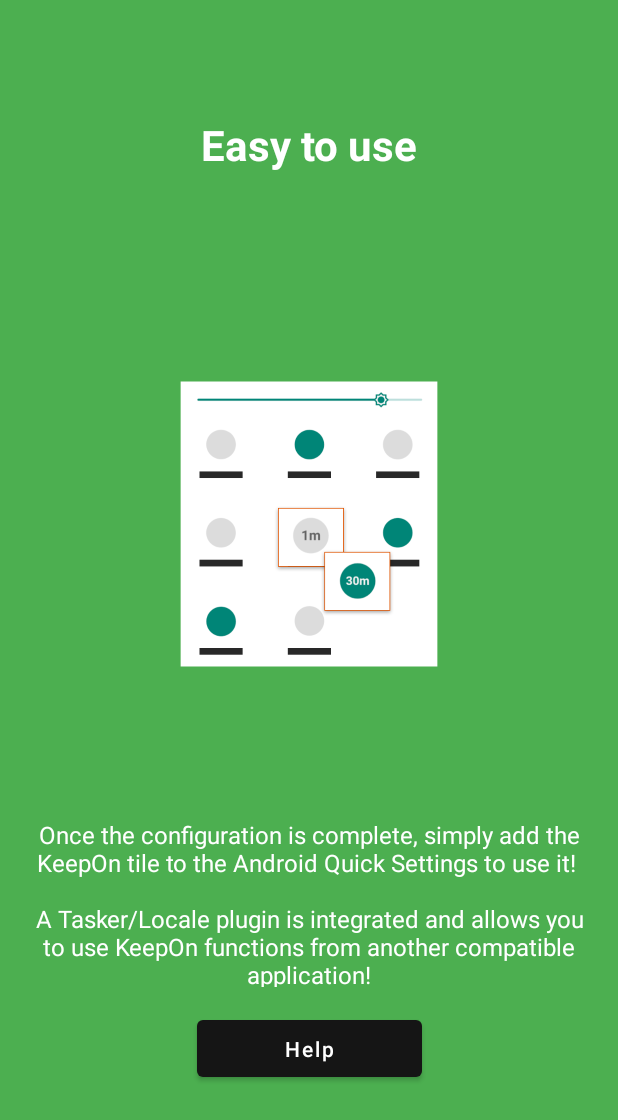
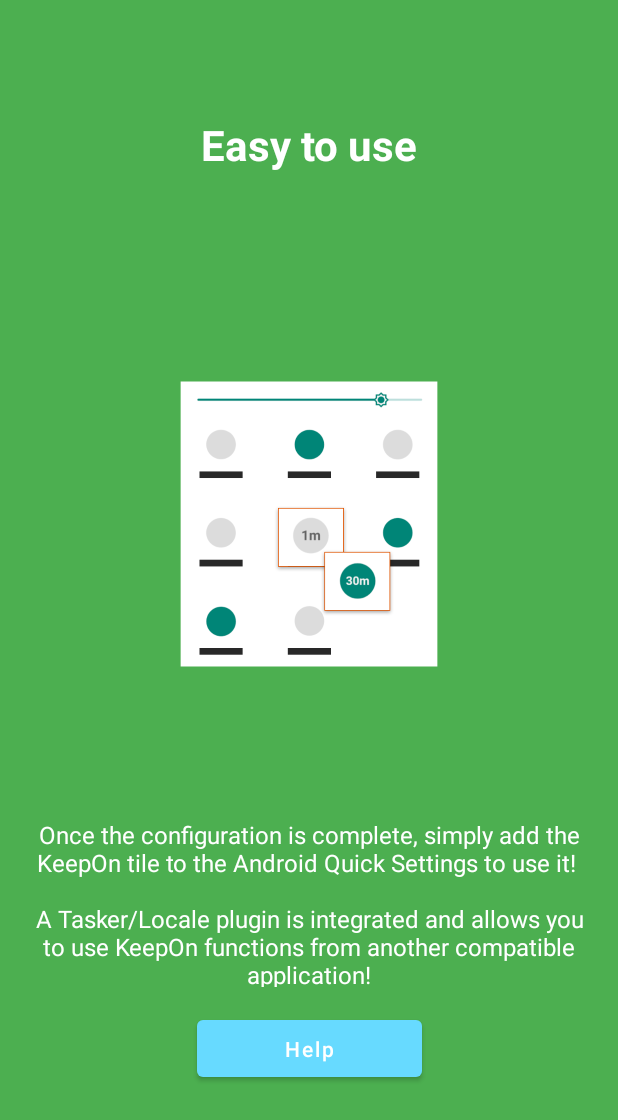
Before and after one commit to twentynine78/KeepOn, an Android app: the fragment IntroFragmentAddQSTile shown on its own in the app's theme, on a phone screen of 412 x 824 dp. Shown: the top 1120 px of the screen. Run offline under Robolectric (Android 15) with nearby library versions, the phone set to English and light mode, and no system bars; libraries missing offline, so code that uses them is left out: toothpick.ktp, toothpick.ktp.binding, toothpick.ktp.delegate, toothpick.smoothie.lifecycle; pictures from the network do not load; 6 statements that could not run were skipped.

Commit message:
Update some components to Material Design Component

```diff
--- a/app/src/main/res/layout/activity_splash_screen.xml
+++ b/app/src/main/res/layout/activity_splash_screen.xml
@@ -8,7 +8,7 @@
     android:background="@color/colorBackground"
     tools:ignore="Overdraw">
 
-    <TextView
+    <com.google.android.material.textview.MaterialTextView
         android:id="@+id/title_tv"
         android:layout_width="wrap_content"
         android:layout_height="wrap_content"
@@ -22,7 +22,7 @@
         android:layout_alignParentEnd="true"
         android:layout_marginBottom="150dp"/>
 
-    <ImageView
+    <com.google.android.material.imageview.ShapeableImageView
         android:id="@+id/logo_iv"
         android:layout_width="wrap_content"
         android:layout_height="wrap_content"
--- a/app/src/main/res/layout/activity_tasker_edit.xml
+++ b/app/src/main/res/layout/activity_tasker_edit.xml
@@ -54,7 +54,7 @@
                     android:padding="10dp"
                     android:orientation="vertical">
 
-                    <TextView
+                    <com.google.android.material.textview.MaterialTextView
                         android:layout_width="match_parent"
                         android:layout_height="wrap_content"
                         android:textColor="@color/colorText"
--- a/app/src/main/res/layout/card_main_settings.xml
+++ b/app/src/main/res/layout/card_main_settings.xml
@@ -23,7 +23,7 @@
             android:padding="10dp"
             android:orientation="vertical">
 
-            <TextView
+            <com.google.android.material.textview.MaterialTextView
                 android:layout_width="match_parent"
                 android:layout_height="wrap_content"
                 android:text="@string/timeout_settings"
@@ -32,7 +32,7 @@
                 android:textSize="17sp"
                 android:textStyle="bold" />
 
-            <TextView
+            <com.google.android.material.textview.MaterialTextView
                 android:layout_width="match_parent"
                 android:layout_height="wrap_content"
                 android:layout_marginStart="5dp"
--- a/app/src/main/res/layout/dialog_credits.xml
+++ b/app/src/main/res/layout/dialog_credits.xml
@@ -39,7 +39,7 @@
                 android:layout_width="match_parent"
                 android:layout_height="wrap_content">
 
-                <TextView
+                <com.google.android.material.textview.MaterialTextView
                     android:layout_width="match_parent"
                     android:layout_height="match_parent"
                     android:layout_marginBottom="10dp"
@@ -55,7 +55,7 @@
             </RelativeLayout>
         </androidx.core.widget.NestedScrollView>
 
-        <Button
+        <com.google.android.material.button.MaterialButton
             android:id="@+id/btn_close"
             android:layout_width="match_parent"
             android:layout_height="40dp"
--- a/app/src/main/res/layout/dialog_custom.xml
+++ b/app/src/main/res/layout/dialog_custom.xml
@@ -24,7 +24,7 @@
         android:layout_marginTop="-20dp"
         android:background="@drawable/dialog_background">
 
-        <TextView
+        <com.google.android.material.textview.MaterialTextView
             android:layout_width="wrap_content"
             android:layout_height="wrap_content"
             android:id="@+id/text_dialog"
@@ -38,7 +38,7 @@
             android:gravity="center_horizontal"
             tool:text="TEXT" />
 
-        <Button
+        <com.google.android.material.button.MaterialButton
             android:id="@+id/btn_dialog"
             android:layout_width="match_parent"
             android:layout_height="40dp"
--- a/app/src/main/res/layout/fragment_intro_button.xml
+++ b/app/src/main/res/layout/fragment_intro_button.xml
@@ -8,7 +8,7 @@
     android:paddingTop="24dp"
     android:paddingBottom="90dp">
 
-    <TextView
+    <com.google.android.material.textview.MaterialTextView
         android:id="@+id/title"
         style="@style/AppIntroDefaultHeading"
         android:layout_width="0dp"
@@ -22,9 +22,11 @@
         app:layout_constraintVertical_chainStyle="spread"
         tools:text="Welcome" />
 
-    <ImageView
+    <com.google.android.material.imageview.ShapeableImageView
         android:id="@+id/image"
-        style="@style/AppIntroDefaultImage"
+        android:layout_marginStart="32dp"
+        android:layout_marginEnd="32dp"
+        android:scaleType="centerInside"
         android:layout_width="0dp"
         android:layout_height="0dp"
         app:layout_constraintVertical_weight="5"
@@ -35,9 +37,11 @@
         app:layout_constraintTop_toBottomOf="@+id/title"
         tools:src="@mipmap/img_intro_perm"/>
 
-    <ImageView
+    <com.google.android.material.imageview.ShapeableImageView
         android:id="@+id/image2"
-        style="@style/AppIntroDefaultImage"
+        android:layout_marginStart="32dp"
+        android:layout_marginEnd="32dp"
+        android:scaleType="centerInside"
         android:layout_width="0dp"
         android:layout_height="0dp"
         app:layout_constraintVertical_weight="5"
@@ -48,7 +52,7 @@
         app:layout_constraintTop_toBottomOf="@+id/title"
         tools:src="@mipmap/img_intro_perm"/>
 
-    <TextView
+    <com.google.android.material.textview.MaterialTextView
         android:id="@+id/description"
         style="@style/AppIntroDefaultText"
         android:layout_width="0dp"
@@ -61,7 +65,7 @@
         app:layout_constraintTop_toBottomOf="@id/image"
         tools:text="This is a demo of the AppIntro Library" />
 
-    <Button
+    <com.google.android.material.button.MaterialButton
         android:id="@+id/button"
         android:layout_height="50dp"
         android:layout_width="150dp"
```
Also changed, not shown: app/src/main/res/layout/bottom_sheet_tile_settings.xml (+12 -11 lines), app/src/main/res/layout/card_main_about.xml (+6 -6 lines), app/src/main/res/layout/dialog_add_qstile.xml (+21 -21 lines), app/src/main/res/layout/generate_content_snackbar.xml (+9 -6 lines).
